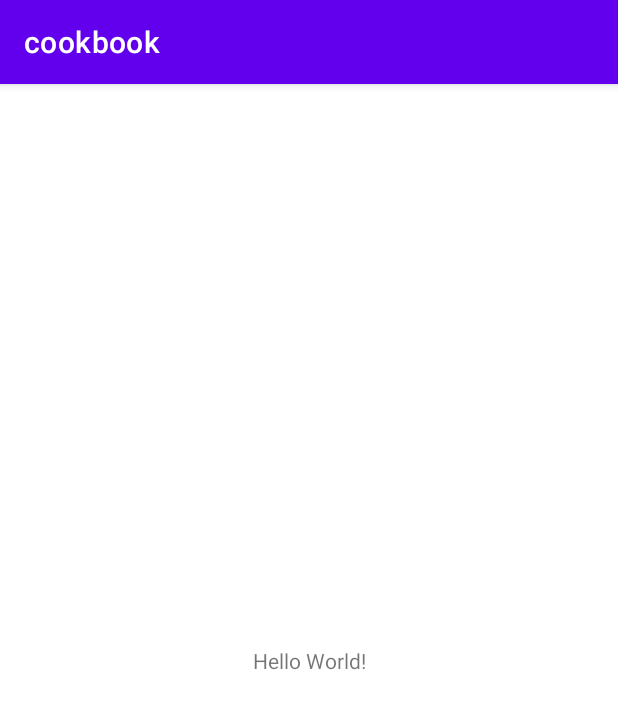
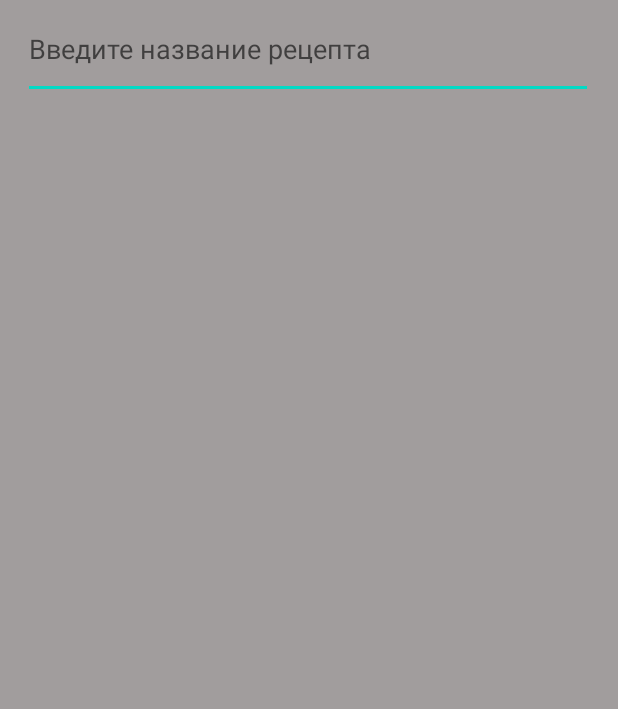
Before and after one commit to zin-ton/APP_1, an Android app: the screen it shows after launch (MainActivity), on a phone screen of 412 x 824 dp. Shown: the top 709 px of the screen. Run offline under Robolectric (Android 15) with nearby library versions, the phone set to English and light mode, and no system bars.

Commit message:
Search Bar Done

```diff
--- a/app/src/main/res/layout/activity_main.xml
+++ b/app/src/main/res/layout/activity_main.xml
@@ -4,15 +4,19 @@
     xmlns:tools="http://schemas.android.com/tools"
     android:layout_width="match_parent"
     android:layout_height="match_parent"
+    android:background="@color/bg_color"
     tools:context=".MainActivity">
 
-    <TextView
-        android:layout_width="wrap_content"
-        android:layout_height="wrap_content"
-        android:text="Hello World!"
-        app:layout_constraintBottom_toBottomOf="parent"
+    <EditText
+        android:id="@+id/SearchText"
+        android:layout_width="380dp"
+        android:layout_height="66dp"
+        android:ems="10"
+        android:hint="@string/Seacrch_Bar_Hint"
+        android:inputType="textPersonName"
+        android:text=""
         app:layout_constraintEnd_toEndOf="parent"
+        app:layout_constraintHorizontal_bias="0.483"
         app:layout_constraintStart_toStartOf="parent"
         app:layout_constraintTop_toTopOf="parent" />
-
 </androidx.constraintlayout.widget.ConstraintLayout>
--- a/app/src/main/res/values-night/themes.xml
+++ b/app/src/main/res/values-night/themes.xml
@@ -1,6 +1,6 @@
 <resources xmlns:tools="http://schemas.android.com/tools">
     <!-- Base application theme. -->
-    <style name="Theme.Cookbook" parent="Theme.MaterialComponents.DayNight.DarkActionBar">
+    <style name="Theme.Cookbook" parent="Theme.MaterialComponents.DayNight.NoActionBar">
         <!-- Primary brand color. -->
         <item name="colorPrimary">@color/purple_200</item>
         <item name="colorPrimaryVariant">@color/purple_700</item>
--- a/app/src/main/res/values/colors.xml
+++ b/app/src/main/res/values/colors.xml
@@ -2,9 +2,10 @@
 <resources>
     <color name="purple_200">#FFBB86FC</color>
     <color name="purple_500">#FF6200EE</color>
-    <color name="purple_700">#FF3700B3</color>
+    <color name="purple_700">#FF000000</color>
     <color name="teal_200">#FF03DAC5</color>
     <color name="teal_700">#FF018786</color>
     <color name="black">#FF000000</color>
     <color name="white">#FFFFFFFF</color>
+    <color name="bg_color">#a19d9d</color>
 </resources>
--- a/app/src/main/res/values/strings.xml
+++ b/app/src/main/res/values/strings.xml
@@ -1,3 +1,4 @@
 <resources>
     <string name="app_name">cookbook</string>
+    <string name="Seacrch_Bar_Hint">Введите название рецепта</string>
 </resources>
--- a/app/src/main/res/values/themes.xml
+++ b/app/src/main/res/values/themes.xml
@@ -1,6 +1,6 @@
 <resources xmlns:tools="http://schemas.android.com/tools">
     <!-- Base application theme. -->
-    <style name="Theme.Cookbook" parent="Theme.MaterialComponents.DayNight.DarkActionBar">
+    <style name="Theme.Cookbook" parent="Theme.MaterialComponents.DayNight.NoActionBar">
         <!-- Primary brand color. -->
         <item name="colorPrimary">@color/purple_500</item>
         <item name="colorPrimaryVariant">@color/purple_700</item>
```
